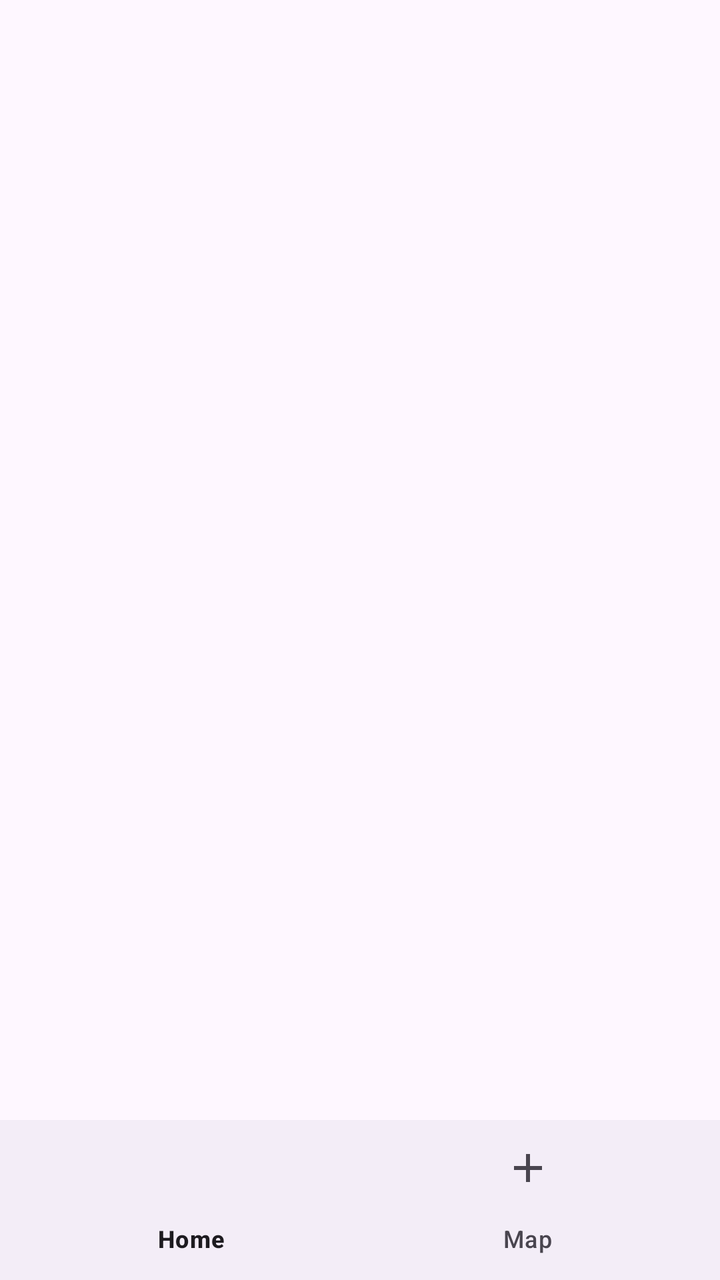
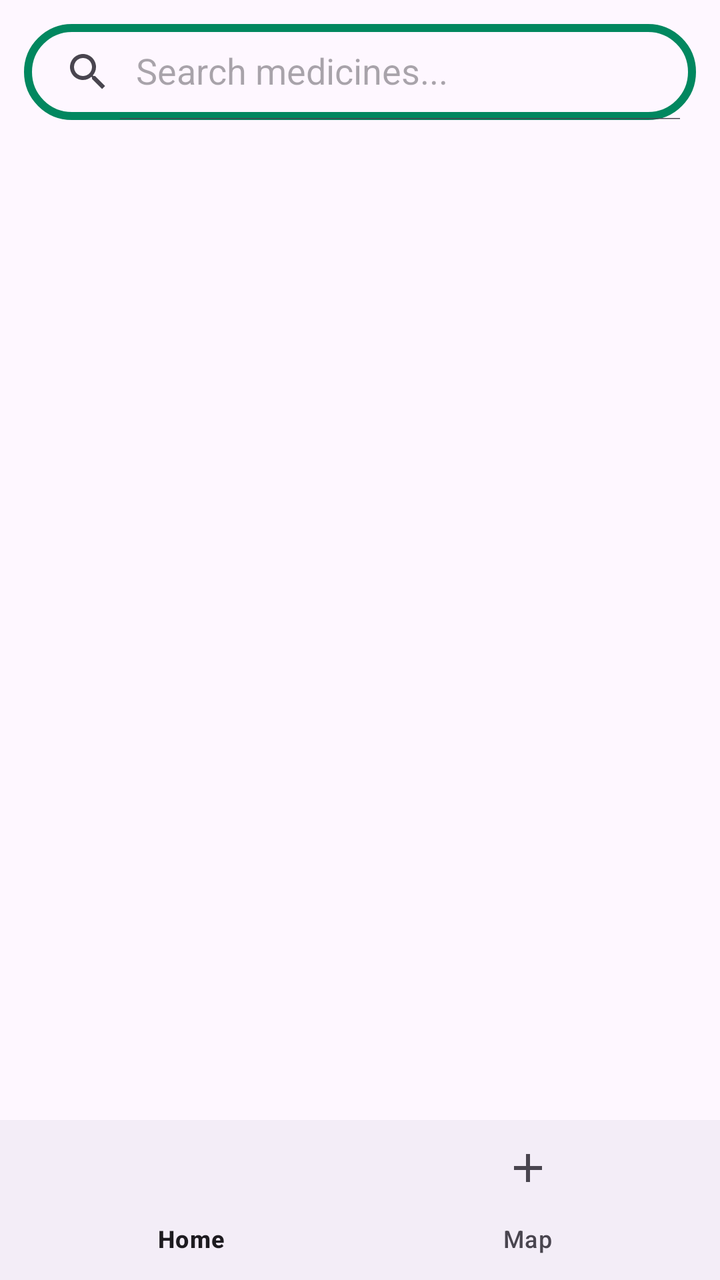

Before-and-after screenshots of an Android layout around one commit, followed by the original layout XML and the change that was made.
<!-- AndroidManifest.xml: application theme Theme.MedFinder -->
<!-- res/layout/activity_customer_main.xml -->
<?xml version="1.0" encoding="utf-8"?>
<androidx.constraintlayout.widget.ConstraintLayout xmlns:android="http://schemas.android.com/apk/res/android"
    xmlns:app="http://schemas.android.com/apk/res-auto"
    xmlns:tools="http://schemas.android.com/tools"
    android:id="@+id/customer_main"
    android:layout_width="match_parent"
    android:layout_height="match_parent"
    tools:context=".CustomerMainActivity">

    <FrameLayout
        android:id="@+id/customer_nav_host"
        android:layout_width="match_parent"
        android:layout_height="0dp"
        app:layout_constraintBottom_toBottomOf="@id/bottomNavigationView"
        app:layout_constraintTop_toTopOf="parent"/>

    <com.google.android.material.bottomnavigation.BottomNavigationView
        android:id="@+id/bottomNavigationView"
        android:layout_width="match_parent"
        android:layout_height="0dp"
        android:layout_gravity="bottom"
        app:menu="@menu/customer_bottom_nav_menu"
        app:layout_constraintBottom_toBottomOf="parent"/>

</androidx.constraintlayout.widget.ConstraintLayout>
<!-- resources referenced by this layout -->
<resources>
  <style name="Theme.MedFinder" parent="Base.Theme.MedFinder" />
  <style name="Base.Theme.MedFinder" parent="Theme.Material3.DayNight.NoActionBar">
          
          
      </style>
</resources>

<!-- the commit's change to res/layout/activity_customer_main.xml (unified diff, before → after) -->
@@ -7,18 +7,29 @@
     android:layout_height="match_parent"
     tools:context=".CustomerMainActivity">
 
+    <androidx.appcompat.widget.SearchView
+        android:id="@+id/search"
+        android:layout_width="0dp"
+        android:layout_height="wrap_content"
+        android:layout_margin="12dp"
+        app:layout_constraintEnd_toEndOf="parent"
+        app:layout_constraintStart_toStartOf="parent"
+        app:layout_constraintTop_toTopOf="parent"
+        app:iconifiedByDefault="false"
+        app:queryHint="Search medicines..."
+        android:background="@drawable/rounded_corner"/>
+
     <FrameLayout
         android:id="@+id/customer_nav_host"
         android:layout_width="match_parent"
         android:layout_height="0dp"
-        app:layout_constraintBottom_toBottomOf="@id/bottomNavigationView"
-        app:layout_constraintTop_toTopOf="parent"/>
+        app:layout_constraintBottom_toTopOf="@id/bottomNavigationView"
+        app:layout_constraintTop_toBottomOf="@id/search"/>
 
     <com.google.android.material.bottomnavigation.BottomNavigationView
         android:id="@+id/bottomNavigationView"
         android:layout_width="match_parent"
-        android:layout_height="0dp"
-        android:layout_gravity="bottom"
+        android:layout_height="wrap_content"
         app:menu="@menu/customer_bottom_nav_menu"
         app:layout_constraintBottom_toBottomOf="parent"/>
 
<!-- resource entries referenced after the edit -->
@@ -1,6 +1,14 @@
 <!-- resources referenced by this layout -->
 <resources>
+  <!-- drawable rounded_corner (drawable) -->
+  <?xml version="1.0" encoding="utf-8"?>
+  <shape xmlns:android="http://schemas.android.com/apk/res/android"
+      android:shape="rectangle">
+      <corners android:radius="24dp"/>
+      <stroke android:width="4dip" android:color="@color/teal_700"/>
+  </shape>
   <style name="Theme.MedFinder" parent="Base.Theme.MedFinder" />
+  <color name="teal_700">#FF01875F</color>
   <style name="Base.Theme.MedFinder" parent="Theme.Material3.DayNight.NoActionBar">
           
           
